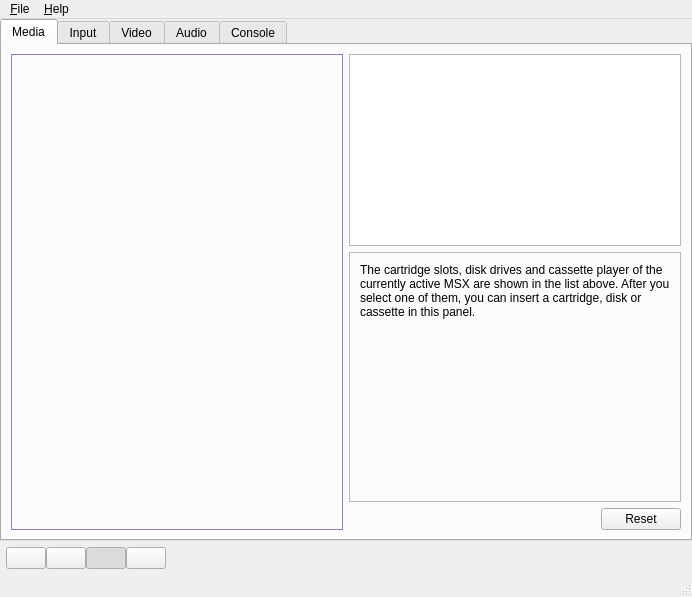
The window that main.ui (openMSX/catapult) describes before a commit, drawn with Qt 5.
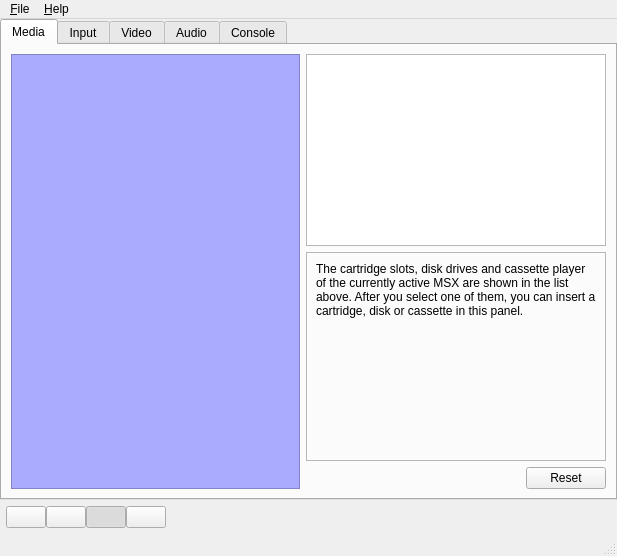
The same window after the commit. The open tabs and pages were chosen to show the change. Icons and pictures are not drawn.

Commit message: Fixed some minor UI things, mostly the purple rectangle :P

```diff
--- a/main.ui
+++ b/main.ui
@@ -8,8 +8,8 @@
    <rect>
     <x>0</x>
     <y>0</y>
-    <width>692</width>
-    <height>597</height>
+    <width>617</width>
+    <height>556</height>
    </rect>
   </property>
   <property name="windowTitle" >
@@ -314,6 +314,9 @@
             </disabled>
            </palette>
           </property>
+          <property name="autoFillBackground" >
+           <bool>true</bool>
+          </property>
           <property name="frameShape" >
            <enum>QFrame::StyledPanel</enum>
           </property>
@@ -323,7 +326,7 @@
          </widget>
         </item>
         <item>
-         <widget class="QWidget" name="" >
+         <widget class="QWidget" name="widget" >
           <layout class="QVBoxLayout" >
            <property name="margin" >
             <number>0</number>
@@ -365,15 +368,15 @@
               <number>0</number>
              </property>
              <widget class="QWidget" name="page" >
-              <widget class="QLabel" name="" >
-               <property name="geometry" >
-                <rect>
-                 <x>10</x>
-                 <y>10</y>
-                 <width>321</width>
-                 <height>111</height>
-                </rect>
+              <layout class="QGridLayout" >
+               <property name="margin" >
+                <number>9</number>
                </property>
+               <property name="spacing" >
+                <number>6</number>
+               </property>
+               <item row="0" column="0" >
+                <widget class="QLabel" name="label" >
                <property name="text" >
                 <string>The cartridge slots, disk drives and cassette player of the currently active MSX are shown in the list above. After you select one of them, you can insert a cartridge, disk or cassette in this panel. </string>
                </property>
@@ -384,6 +387,8 @@
                 <bool>true</bool>
                </property>
               </widget>
+               </item>
+              </layout>
              </widget>
              <widget class="QWidget" name="diskPage" >
               <layout class="QVBoxLayout" >
@@ -1111,8 +1116,8 @@
     <rect>
      <x>0</x>
      <y>0</y>
-     <width>692</width>
-     <height>29</height>
+     <width>617</width>
+     <height>32</height>
     </rect>
    </property>
    <widget class="QMenu" name="menu_File" >
@@ -1134,16 +1139,7 @@
    <addaction name="menu_File" />
    <addaction name="menu_Help" />
   </widget>
-  <widget class="QStatusBar" name="statusbar" >
-   <property name="geometry" >
-    <rect>
-     <x>0</x>
-     <y>575</y>
-     <width>692</width>
-     <height>22</height>
-    </rect>
-   </property>
-  </widget>
+  <widget class="QStatusBar" name="statusbar" />
   <action name="action_AboutCatapult" >
    <property name="text" >
     <string>&amp;About openMSX Catapult</string>
```
Left out of the diff: 5 changed lines with no effect on the pictures. Lines whose indentation alone changed are shown as unchanged.
